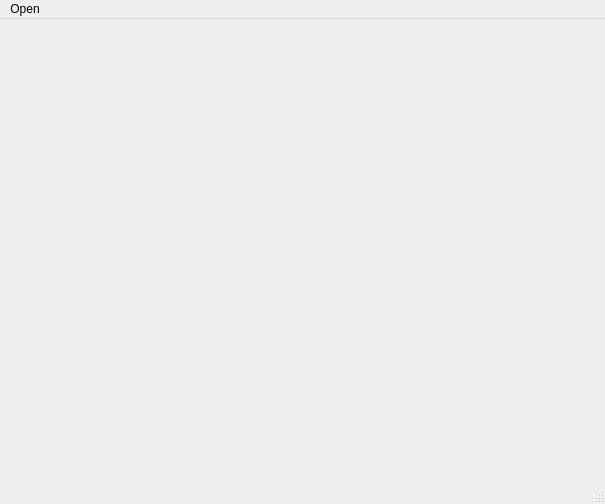
Above: mainwindow.ui from elcerdo/fourbits before the change. Below: the same form after it.
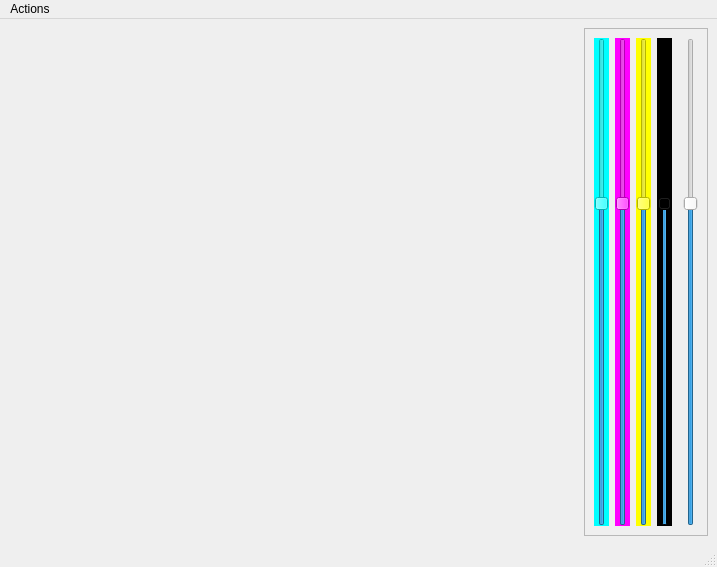
That is the form after the change. Custom widgets are drawn as their Qt base class.

```diff
--- a/mainwindow.ui
+++ b/mainwindow.ui
@@ -6,8 +6,8 @@
    <rect>
     <x>0</x>
     <y>0</y>
-    <width>605</width>
-    <height>504</height>
+    <width>717</width>
+    <height>567</height>
    </rect>
   </property>
   <property name="windowTitle">
@@ -43,6 +43,117 @@
     <item row="1" column="1">
      <widget class="WidgetTab" name="widgetTab" native="true"/>
     </item>
+    <item row="0" column="2" rowspan="2">
+     <widget class="QFrame" name="frame">
+      <property name="sizePolicy">
+       <sizepolicy hsizetype="Fixed" vsizetype="Preferred">
+        <horstretch>0</horstretch>
+        <verstretch>0</verstretch>
+       </sizepolicy>
+      </property>
+      <property name="frameShape">
+       <enum>QFrame::StyledPanel</enum>
+      </property>
+      <property name="frameShadow">
+       <enum>QFrame::Raised</enum>
+      </property>
+      <layout class="QHBoxLayout" name="horizontalLayout_2">
+       <item>
+        <widget class="QSlider" name="sliderSampleVolume0">
+         <property name="styleSheet">
+          <string notr="true">background-color: rgb(0, 255, 255);</string>
+         </property>
+         <property name="minimum">
+          <number>-128</number>
+         </property>
+         <property name="maximum">
+          <number>64</number>
+         </property>
+         <property name="orientation">
+          <enum>Qt::Vertical</enum>
+         </property>
+        </widget>
+       </item>
+       <item>
+        <widget class="QSlider" name="sliderSampleVolume1">
+         <property name="styleSheet">
+          <string notr="true">background-color: rgb(255, 0, 255);</string>
+         </property>
+         <property name="minimum">
+          <number>-128</number>
+         </property>
+         <property name="maximum">
+          <number>64</number>
+         </property>
+         <property name="orientation">
+          <enum>Qt::Vertical</enum>
+         </property>
+        </widget>
+       </item>
+       <item>
+        <widget class="QSlider" name="sliderSampleVolume2">
+         <property name="styleSheet">
+          <string notr="true">background-color: rgb(255, 255, 0);</string>
+         </property>
+         <property name="minimum">
+          <number>-128</number>
+         </property>
+         <property name="maximum">
+          <number>64</number>
+         </property>
+         <property name="orientation">
+          <enum>Qt::Vertical</enum>
+         </property>
+        </widget>
+       </item>
+       <item>
+        <widget class="QSlider" name="sliderSampleVolume3">
+         <property name="styleSheet">
+          <string notr="true">background-color: rgb(0, 0, 0);</string>
+         </property>
+         <property name="minimum">
+          <number>-128</number>
+         </property>
+         <property name="maximum">
+          <number>64</number>
+         </property>
+         <property name="orientation">
+          <enum>Qt::Vertical</enum>
+         </property>
+        </widget>
+       </item>
+       <item>
+        <spacer name="horizontalSpacer">
+         <property name="orientation">
+          <enum>Qt::Horizontal</enum>
+         </property>
+         <property name="sizeType">
+          <enum>QSizePolicy::Fixed</enum>
+         </property>
+         <property name="sizeHint" stdset="0">
+          <size>
+           <width>5</width>
+           <height>20</height>
+          </size>
+         </property>
+        </spacer>
+       </item>
+       <item>
+        <widget class="QSlider" name="sliderSynthVolume">
+         <property name="minimum">
+          <number>-128</number>
+         </property>
+         <property name="maximum">
+          <number>64</number>
+         </property>
+         <property name="orientation">
+          <enum>Qt::Vertical</enum>
+         </property>
+        </widget>
+       </item>
+      </layout>
+     </widget>
+    </item>
    </layout>
   </widget>
   <widget class="QMenuBar" name="menubar">
@@ -50,17 +161,17 @@
     <rect>
      <x>0</x>
      <y>0</y>
-     <width>605</width>
-     <height>22</height>
+     <width>717</width>
+     <height>23</height>
     </rect>
    </property>
-   <widget class="QMenu" name="menuOprnf">
+   <widget class="QMenu" name="menuFile">
     <property name="title">
-     <string>Open</string>
+     <string>Actions</string>
     </property>
     <addaction name="actionOpenDirectory"/>
    </widget>
-   <addaction name="menuOprnf"/>
+   <addaction name="menuFile"/>
   </widget>
   <widget class="QStatusBar" name="statusbar"/>
   <action name="actionOpenDirectory">
```
Left out of the diff: 12 changed lines with no effect on the pictures.
